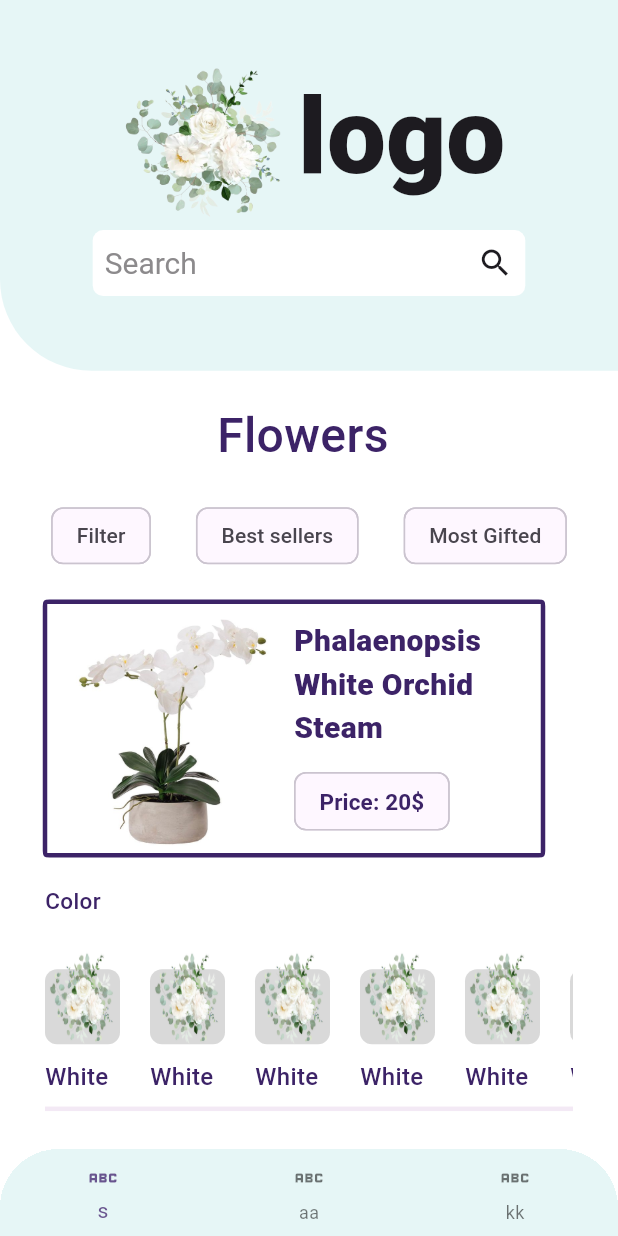
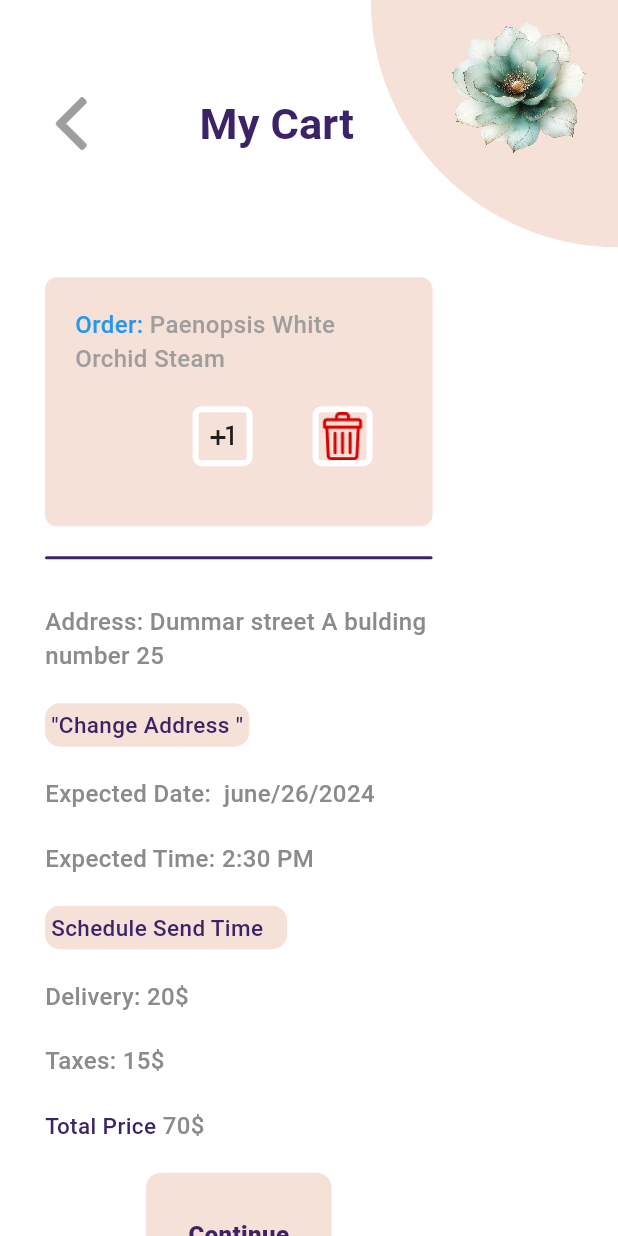
Before and after one commit to Halwaaaa/task1, a Flutter app: the screen it shows after launch, on a phone screen of 412 x 824 dp. Run offline on Flutter 3.47's test engine with Material 3 defaults, Android fonts, the light colour scheme and no system bars; our stand-ins replace flutter_svg, get; project files that could hold a hidden picture were left out.

Commit message:
finsh ui my_cart

```diff
--- a/lib/Modules/Modules.dart
+++ b/lib/Modules/Modules.dart
@@ -115,3 +115,7 @@ List<List<Color>> ModulesFlowerSelectedStar = [
     Colors.white,
   ]
 ];
+List<Widget> ModulesBouttonsOrder = [
+  const Icon(Icons.plus_one),
+  Image.asset('images/trash.png')
+];
--- a/lib/main.dart
+++ b/lib/main.dart
@@ -1,4 +1,5 @@
 import 'package:flutter/material.dart';
+import 'package:task2/pages/MyCart/My_cart.dart';
 import 'package:task2/pages/auth/Verification/VerificationView.dart';
 import 'package:task2/pages/auth/login/loginView.dart';
 import 'package:task2/pages/auth/sigin/singincontroll.dart';
@@ -22,6 +23,6 @@ class MyApp extends StatelessWidget {
           colorScheme: ColorScheme.fromSeed(seedColor: Colors.deepPurple)
               .copyWith(background: const Color.fromRGBO(230, 246, 246, 1)),
         ),
-        home: const LayoutHome());
+        home: const MyCart());
   }
 }
--- /dev/null
+++ b/lib/pages/MyCart/My_cart.dart
@@ -0,0 +1,386 @@
+import 'dart:typed_data';
+
+import 'package:flutter/material.dart';
+import 'package:flutter/rendering.dart';
+import 'package:flutter/services.dart';
+import 'package:task2/Modules/Modules.dart';
+import 'package:task2/shard/component/Images.dart';
+import 'package:task2/shard/component/boutton.dart';
+import 'package:task2/shard/constant/config.dart';
+import 'dart:ui' as ui;
+
+import 'package:task2/shard/constant/methed.dart';
+
+class MyCart extends StatefulWidget {
+  const MyCart({super.key});
+
+  @override
+  State<MyCart> createState() => _MyCartState();
+}
+
+class _MyCartState extends State<MyCart> {
+  @override
+  void initState() {
+    // TODO: implement initState
+    super.initState();
+    _loadImage();
+  }
+
+  ui.Image? image;
+  Future<void> _loadImage() async {
+    final ByteData data = await rootBundle.load('images/MyCart.png');
+    final Uint8List bytes = data.buffer.asUint8List();
+    final ui.Codec codec = await ui.instantiateImageCodec(bytes);
+    final ui.FrameInfo frameInfo = await codec.getNextFrame();
+    setState(() {
+      image = frameInfo.image;
+    });
+  }
+
+  @override
+  Widget build(BuildContext context) {
+    // print(image!.height);
+    Config config = Config();
+    var hieght = MediaQuery.sizeOf(context).height;
+    var wdith = MediaQuery.sizeOf(context).width;
+    return Scaffold(
+      backgroundColor: Colors.white,
+      body: SingleChildScrollView(
+        child: IntrinsicHeight(
+          child: Padding(
+            padding: const EdgeInsetsDirectional.only(start: 30.0),
+            child: Column(
+              mainAxisAlignment: MainAxisAlignment.start,
+              crossAxisAlignment: CrossAxisAlignment.start,
+              children: [
+                Column(
+                  children: [
+                    Stack(
+                      children: [
+                        Align(
+                          alignment: AlignmentDirectional.topEnd,
+                          child: SizedBox(
+                            width: ResponsvTextSizemix(wdith * 0.4, 400),
+                            height: ResponsvTextSizemix(wdith * 0.4, 400),
+                            child: CustomPointCricle(
+                                wdith: wdith,
+                                hieght: hieght,
+                                config: config,
+                                image: image),
+                          ),
+                        ),
+                        SizedBox(
+                          width: wdith * 0.5,
+                          height: ResponsvTextSizemix(wdith * 0.4, 400),
+                          child: Row(
+                            mainAxisAlignment: MainAxisAlignment.spaceBetween,
+                            children: [
+                              const Flexible(
+                                  child: FittedBox(child: ImageLeft())),
+                              Flexible(
+                                child: FittedBox(
+                                  child: Center(
+                                    child: Text(
+                                      "My Cart",
+                                      maxLines: 1,
+                                      style: TextStyle(
+                                          fontSize: 100,
+                                          fontWeight: FontWeight.w700,
+                                          color: config.PrimerColor),
+                                    ),
+                                  ),
+                                ),
+                              ),
+                            ],
+                          ),
+                        ),
+                      ],
+                    ),
+                  ],
+                ),
+                Expanded(
+                  child: Padding(
+                    padding: EdgeInsetsDirectional.only(end: wdith * 0.3),
+                    child: Column(
+                      children: [
+                        Expanded(
+                          child: Column(
+                            mainAxisAlignment: MainAxisAlignment.start,
+                            crossAxisAlignment: CrossAxisAlignment.start,
+                            children: List.generate(
+                              1,
+                              (index) => Flexible(
+                                child: Column(
+                                  mainAxisAlignment:
+                                      MainAxisAlignment.spaceBetween,
+                                  children: [
+                                    config.smallSpace(),
+                                    ItemCardOrder(wdith: wdith, config: config)
+                                  ],
+                                ),
+                              ),
+                            ),
+                          ),
+                        ),
+                        Column(
+                          crossAxisAlignment: CrossAxisAlignment.start,
+                          children: [
+                            config.smallSpace(),
+                            Container(
+                              height: 2,
+                              decoration: BoxDecoration(
+                                  color: config.PrimerColor,
+                                  borderRadius: BorderRadius.circular(3)),
+                            ),
+                            const SizedBox(
+                              height: 30,
+                            ),
+                            itemTextTitle(
+                              config: config,
+                              text:
+                                  "Address: Dummar street A bulding number 25 ",
+                            ),
+                            config.smallSpace(),
+                            itemTextBoby(
+                              config: config,
+                              text: '"Change Address "',
+                            ),
+                            config.smallSpace(),
+                            itemTextTitle(
+                                config: config,
+                                text: 'Expected Date:  june/26/2024'),
+                            config.smallSpace(),
+                            itemTextTitle(
+                                config: config, text: 'Expected Time: 2:30 PM'),
+                            config.smallSpace(),
+                            itemTextBoby(
+                              config: config,
+                              text: 'Schedule Send Time   ',
+                            ),
+                            config.smallSpace(),
+                            itemTextTitle(
+                                config: config, text: 'Delivery: 20\$ '),
+                            config.smallSpace(),
+                            itemTextTitle(config: config, text: 'Taxes: 15\$ '),
+                            config.smallSpace(),
+                            Text.rich(TextSpan(
+                                text: 'Total Price',
+                                style: config.TextInformationOrderboby(),
+                                children: [
+                                  TextSpan(
+                                      text: ' 70\$',
+                                      style: config.TextInformationOrderTitle())
+                                ])),
+                            config.smallSpace(),
+                            Center(
+                                child: Boutton(
+                                    hieght: hieght * 0.1,
+                                    wdith: wdith * 0.3,
+                                    textColor: config.PrimerColor,
+                                    fillColor: config.colorAppbar,
+                                    titil: 'Continue')),
+                            config.AvgSpace(context),
+                          ],
+                        ),
+                      ],
+                    ),
+                  ),
+                ),
+              ],
+            ),
+          ),
+        ),
+      ),
+    );
+  }
+}
+
+class itemTextBoby extends StatelessWidget {
+  const itemTextBoby({
+    super.key,
+    required this.config,
+    required this.text,
+  });
+
+  final Config config;
+  final String text;
+
+  @override
+  Widget build(BuildContext context) {
+    return Container(
+      padding: const EdgeInsets.all(4),
+      decoration: BoxDecoration(
+          borderRadius: BorderRadius.circular(10), color: config.colorAppbar),
+      child: Text(
+        text,
+        style: config.TextInformationOrderboby(),
+      ),
+    );
+  }
+}
+
+class itemTextTitle extends StatelessWidget {
+  const itemTextTitle({
+    super.key,
+    required this.config,
+    required this.text,
+  });
+
+  final Config config;
+  final String text;
+
+  @override
+  Widget build(BuildContext context) {
+    return Text(
+      text,
+      style: config.TextInformationOrderTitle(),
+    );
+  }
+}
+
+class ItemCardOrder extends StatelessWidget {
+  const ItemCardOrder({
+    super.key,
+    required this.wdith,
+    required this.config,
+  });
+
+  final double wdith;
+  final Config config;
+
+  @override
+  Widget build(BuildContext context) {
+    return Container(
+      padding: const EdgeInsets.all(20),
+      decoration: ShapeDecoration(
+          color: config.colorAppbar,
+          shape:
+              RoundedRectangleBorder(borderRadius: BorderRadius.circular(8))),
+      child: Column(
+        crossAxisAlignment: CrossAxisAlignment.start,
+        children: [
+          Text.rich(
+            TextSpan(
+                text: 'Order:',
+                style: config.TextMyCartOrder(Colors.blue),
+                children: [
+                  TextSpan(
+                      text: ' Paenopsis White Orchid Steam   ',
+                      style: config.TextMyCartOrder(Colors.grey))
+                ]),
+            style: config.TextMyCartOrder(Colors.black),
+          ),
+          Row(
+              mainAxisAlignment: MainAxisAlignment.end,
+              crossAxisAlignment: CrossAxisAlignment.end,
+              children: List.generate(2, (index2) {
+                return BouttonsOrder(
+                  index: index2,
+                );
+              }))
+        ],
+      ),
+    );
+  }
+}
+
+class BouttonsOrder extends StatelessWidget {
+  const BouttonsOrder({super.key, required this.index});
+  final int index;
+  @override
+  Widget build(BuildContext context) {
+    return Container(
+      margin: const EdgeInsetsDirectional.all(20),
+      decoration: BoxDecoration(
+          border: Border.all(color: Colors.white, width: 4),
+          borderRadius: BorderRadius.circular(6)),
+      height: 40,
+      width: 40,
+      child: Center(
+        child: ModulesBouttonsOrder[index],
+      ),
+    );
+  }
+}
+
+class CustomPointCricle extends StatelessWidget {
+  const CustomPointCricle({
+    super.key,
+    required this.wdith,
+    required this.hieght,
+    required this.config,
+    required this.image,
+  });
+
+  final double wdith;
+  final double hieght;
+  final Config config;
+  final ui.Image? image;
+
+  @override
+  Widget build(BuildContext context) {
+    return CustomPaint(
+      //   size: Size(wdith * 0.8, hieght * 0.3),
+      painter: image == null ? null : point(image!, config: config),
+      child: Padding(
+        padding: EdgeInsetsDirectional.only(
+          top: ResponsvTextSize(hieght * 0.01, 60, 10),
+          end: ResponsvTextSize(wdith * 0.06, 50, 20),
+        ),
+      ),
+    );
+  }
+}
+
+class ImagesPointes extends CustomPainter {
+  final ui.Image image;
+  ImagesPointes({required this.image});
+  @override
+  void paint(Canvas canvas, Size size) {
+    // TODO: implement paint
+
+    Rect destRect = Rect.fromLTWH(0, 0, size.width, size.height);
+    canvas.drawImageRect(
+        image,
+        Rect.fromLTWH(0, 0, image.width.toDouble(), image.height.toDouble()),
+        destRect,
+        Paint());
+  }
+
+  @override
+  bool shouldRepaint(covariant CustomPainter oldDelegate) {
+    return false;
+  }
+}
+
+class point extends CustomPainter {
+  final Config config;
+  final ui.Image image;
+
+  point(this.image, {required this.config});
+
+  @override
+  void paint(Canvas canvas, Size size) {
+    Paint paint = Paint()
+      ..color = config.colorAppbar // لون الخط
+      ..strokeCap = StrokeCap.round // شكل نهاية الخط
+      ..strokeWidth = 5;
+    Path path = Path();
+
+    canvas.drawCircle(Offset(size.width, 0), size.width, paint);
+    path.moveTo(size.width, size.height);
+
+    Rect destRect = Rect.fromLTWH(size.width * 0.3, size.height * 0.05,
+        size.width * 0.6, size.height * 0.6);
+    canvas.drawImageRect(
+        image,
+        Rect.fromLTWH(0, 0, image.width.toDouble(), image.height.toDouble()),
+        destRect,
+        Paint());
+  }
+
+  @override
+  bool shouldRepaint(covariant CustomPainter oldDelegate) {
+    return false;
+  }
+}
--- a/lib/pages/home/Flower/FloewerFliter/FloewerFliterView.dart
+++ b/lib/pages/home/Flower/FloewerFliter/FloewerFliterView.dart
@@ -99,7 +99,7 @@ class FlowerFliterView extends StatelessWidget {
                   config.smallSpace(),
                 ],
               )),
-              const Center(
+              Center(
                 child: Boutton(
                   hieght: 48,
                   titil: 'Done',
--- a/lib/shard/component/Images.dart
+++ b/lib/shard/component/Images.dart
@@ -8,6 +8,6 @@ class ImageLeft extends StatelessWidget {
   @override
   Widget build(BuildContext context) {
     return Image.asset('images/left.png',
-        height: 27, width: 27, color: Colors.grey);
+        height: 35, width: 35, color: Colors.grey);
   }
 }
--- a/lib/shard/component/boutton.dart
+++ b/lib/shard/component/boutton.dart
@@ -1,16 +1,19 @@
 import 'package:flutter/material.dart';
 
 class Boutton extends StatelessWidget {
-  const Boutton({
-    super.key,
-    required this.hieght,
-    required this.wdith,
-    required this.titil,
-  });
+  Boutton(
+      {super.key,
+      required this.hieght,
+      required this.wdith,
+      required this.titil,
+      this.fillColor,
+      this.textColor});
 
   final double hieght;
   final double wdith;
   final String titil;
+  Color? fillColor;
+  Color? textColor;
 
   @override
   Widget build(BuildContext context) {
@@ -19,12 +22,14 @@ class Boutton extends StatelessWidget {
       width: wdith,
       decoration: BoxDecoration(
           borderRadius: BorderRadius.circular(10),
-          color: const Color.fromRGBO(60, 35, 103, 1)),
+          color: fillColor ?? const Color.fromRGBO(60, 35, 103, 1)),
       child: Center(
         child: Text(
           titil,
-          style: const TextStyle(
-              color: Colors.white, fontSize: 16, fontWeight: FontWeight.w900),
+          style: TextStyle(
+              color: textColor ?? Colors.white,
+              fontSize: 16,
+              fontWeight: FontWeight.w900),
         ),
       ),
     );
--- a/lib/shard/constant/config.dart
+++ b/lib/shard/constant/config.dart
@@ -68,4 +68,21 @@ class Config {
     return const TextStyle(
         fontSize: 15, fontWeight: FontWeight.w500, color: Colors.black);
   }
+
+  TextStyle TextMyCartOrder(Color colorText) {
+    return TextStyle(
+        fontSize: 16, fontWeight: FontWeight.w500, color: colorText);
+  }
+
+  TextStyle TextInformationOrderTitle() {
+    return const TextStyle(
+        fontSize: 16,
+        fontWeight: FontWeight.w500,
+        color: Color.fromRGBO(140, 138, 140, 1));
+  }
+
+  TextStyle TextInformationOrderboby() {
+    return TextStyle(
+        fontSize: 15, fontWeight: FontWeight.w500, color: PrimerColor);
+  }
 }
--- a/pubspec.yaml
+++ b/pubspec.yaml
@@ -70,6 +70,7 @@ flutter:
     - images/Bestseller2.png
     - images/gifts.png
     - images/image1.png
+    - images/trash.png
     - images/image2.png
     - images/image3.png
     - images/image4.png
@@ -77,6 +78,7 @@ flutter:
     - images/image6.png
     - images/image7.png
     - images/FlowerDatitles.png
+    - images/MyCart.png
 
 
 
```
Also changed, not shown: images/MyCart.png (added), images/trash.png (added).
